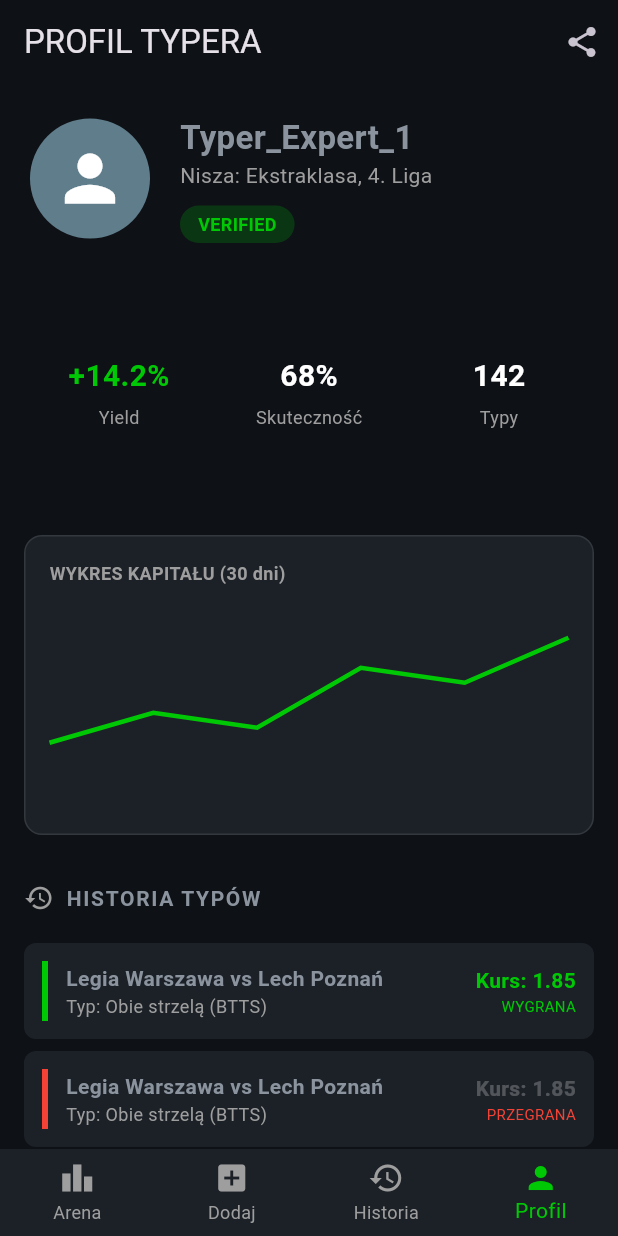
After one commit to arkadiuszdziecielewski-cell/biznes, a Flutter app: the screen it shows after launch, item 4 of the bottom bar chosen, after a tap on the "share" icon, on a phone screen of 412 x 824 dp. The commit adds this screen. Run offline on Flutter 3.47's test engine with Material 3 defaults, Android fonts, the light colour scheme and no system bars.

Commit message:
Add Profile and AddTip screens, implement MainNavigation

```diff
--- a/lib/main.dart
+++ b/lib/main.dart
@@ -1,6 +1,6 @@
 import 'package:flutter/material.dart';
 import 'package:proofit/theme/app_theme.dart';
-import 'package:proofit/screens/arena_screen.dart';
+import 'package:proofit/screens/main_nav_screen.dart';
 
 void main() {
   runApp(ProofitApp());
@@ -13,7 +13,7 @@ class ProofitApp extends StatelessWidget {
       title: 'PROOFIT',
       debugShowCheckedModeBanner: false,
       theme: ProofitTheme.darkTheme,
-      home: ArenaScreen(),
+      home: MainNavigationScreen(),
     );
   }
 }
--- /dev/null
+++ b/lib/screens/main_nav_screen.dart
@@ -0,0 +1,41 @@
+import 'package:flutter/material.dart';
+import 'package:proofit/screens/arena_screen.dart';
+import 'package:proofit/screens/profile_screen.dart';
+import 'package:proofit/screens/add_tip_screen.dart';
+
+class MainNavigationScreen extends StatefulWidget {
+  @override
+  _MainNavigationScreenState createState() => _MainNavigationScreenState();
+}
+
+class _MainNavigationScreenState extends State<MainNavigationScreen> {
+  int _selectedIndex = 0;
+
+  final List<Widget> _screens = [
+    ArenaScreen(),
+    AddTipScreen(), // Placeholder for now
+    const Center(child: Text("MOJE TYPY (W budowie)")),
+    ProfileScreen(),
+  ];
+
+  @override
+  Widget build(BuildContext context) {
+    return Scaffold(
+      body: _screens[_selectedIndex],
+      bottomNavigationBar: BottomNavigationBar(
+        currentIndex: _selectedIndex,
+        onTap: (index) => setState(() => _selectedIndex = index),
+        type: BottomNavigationBarType.fixed,
+        backgroundColor: const Color(0xFF1C2128),
+        selectedItemColor: const Color(0xFF00C805),
+        unselectedItemColor: Colors.grey,
+        items: const [
+          BottomNavigationBarItem(icon: Icon(Icons.leaderboard), label: 'Arena'),
+          BottomNavigationBarItem(icon: Icon(Icons.add_box), label: 'Dodaj'),
+          BottomNavigationBarItem(icon: Icon(Icons.history), label: 'Historia'),
+          BottomNavigationBarItem(icon: Icon(Icons.person), label: 'Profil'),
+        ],
+      ),
+    );
+  }
+}
--- /dev/null
+++ b/lib/screens/profile_screen.dart
@@ -0,0 +1,195 @@
+import 'package:flutter/material.dart';
+
+class ProfileScreen extends StatelessWidget {
+  @override
+  Widget build(BuildContext context) {
+    return Scaffold(
+      appBar: AppBar(
+        title: const Text("PROFIL TYPERA"),
+        actions: [
+          IconButton(icon: const Icon(Icons.share), onPressed: () {}),
+        ],
+      ),
+      body: SingleChildScrollView(
+        child: Column(
+          children: [
+            _buildHeader(),
+            _buildStatsGrid(),
+            _buildEquityChart(),
+            _buildHistoryHeader(),
+            _buildHistoryList(),
+          ],
+        ),
+      ),
+    );
+  }
+
+  Widget _buildHeader() {
+    return Container(
+      padding: const EdgeInsets.all(20),
+      child: Row(
+        children: [
+          const CircleAvatar(
+            radius: 40,
+            backgroundColor: Colors.blueGrey,
+            child: Icon(Icons.person, size: 50, color: Colors.white),
+          ),
+          const SizedBox(width: 20),
+          Column(
+            crossAxisAlignment: CrossAxisAlignment.start,
+            children: [
+              const Text("Typer_Expert_1", style: TextStyle(fontSize: 22, fontWeight: FontWeight.bold)),
+              const Text("Nisza: Ekstraklasa, 4. Liga", style: TextStyle(color: Colors.grey)),
+              const SizedBox(height: 10),
+              Container(
+                padding: const EdgeInsets.symmetric(horizontal: 12, vertical: 4),
+                decoration: BoxDecoration(
+                  color: const Color(0xFF00C805).withOpacity(0.2),
+                  borderRadius: BorderRadius.circular(20),
+                ),
+                child: const Text("VERIFIED", style: TextStyle(color: Color(0xFF00C805), fontWeight: FontWeight.bold, fontSize: 12)),
+              ),
+            ],
+          ),
+        ],
+      ),
+    );
+  }
+
+  Widget _buildStatsGrid() {
+    return GridView.count(
+      shrinkWrap: true,
+      physics: const NeverScrollableScrollPhysics(),
+      crossAxisCount: 3,
+      padding: const EdgeInsets.all(16),
+      children: [
+        _statBox("Yield", "+14.2%", const Color(0xFF00C805)),
+        _statBox("Skuteczność", "68%", Colors.white),
+        _statBox("Typy", "142", Colors.white),
+      ],
+    );
+  }
+
+  Widget _statBox(String label, String value, Color valueColor) {
+    return Column(
+      mainAxisAlignment: MainAxisAlignment.center,
+      children: [
+        Text(value, style: TextStyle(fontSize: 20, fontWeight: FontWeight.bold, color: valueColor)),
+        const SizedBox(height: 4),
+        Text(label, style: const TextStyle(fontSize: 12, color: Colors.grey)),
+      ],
+    );
+  }
+
+  Widget _buildEquityChart() {
+    return Container(
+      height: 200,
+      margin: const EdgeInsets.all(16),
+      padding: const EdgeInsets.all(16),
+      decoration: BoxDecoration(
+        color: const Color(0xFF1C2128),
+        borderRadius: BorderRadius.circular(12),
+        border: Border.all(color: Colors.white10),
+      ),
+      child: Column(
+        crossAxisAlignment: CrossAxisAlignment.start,
+        children: [
+          const Text("WYKRES KAPITAŁU (30 dni)", style: TextStyle(color: Colors.grey, fontSize: 12, fontWeight: FontWeight.bold)),
+          const Spacer(),
+          // Placeholder for actual chart
+          Center(
+            child: Container(
+              height: 100,
+              width: double.infinity,
+              child: CustomPaint(painter: ChartPainter()),
+            ),
+          ),
+          const Spacer(),
+        ],
+      ),
+    );
+  }
+
+  Widget _buildHistoryHeader() {
+    return const Padding(
+      padding: EdgeInsets.all(16),
+      child: Row(
+        children: [
+          Icon(Icons.history, color: Colors.grey, size: 20),
+          SizedBox(width: 8),
+          Text("HISTORIA TYPÓW", style: TextStyle(fontWeight: FontWeight.bold, letterSpacing: 1.1)),
+        ],
+      ),
+    );
+  }
+
+  Widget _buildHistoryList() {
+    return ListView.builder(
+      shrinkWrap: true,
+      physics: const NeverScrollableScrollPhysics(),
+      itemCount: 5,
+      itemBuilder: (context, index) => _historyItem(index),
+    );
+  }
+
+  Widget _historyItem(int index) {
+    bool isWin = index % 2 == 0;
+    return Container(
+      margin: const EdgeInsets.symmetric(horizontal: 16, vertical: 4),
+      padding: const EdgeInsets.all(12),
+      decoration: BoxDecoration(
+        color: const Color(0xFF1C2128),
+        borderRadius: BorderRadius.circular(8),
+      ),
+      child: Row(
+        children: [
+          Container(
+            width: 4,
+            height: 40,
+            color: isWin ? const Color(0xFF00C805) : Colors.red,
+          ),
+          const SizedBox(width: 12),
+          Expanded(
+            child: Column(
+              crossAxisAlignment: CrossAxisAlignment.start,
+              children: [
+                const Text("Legia Warszawa vs Lech Poznań", style: TextStyle(fontWeight: FontWeight.bold)),
+                const Text("Typ: Obie strzelą (BTTS)", style: TextStyle(color: Colors.grey, fontSize: 12)),
+              ],
+            ),
+          ),
+          Column(
+            crossAxisAlignment: CrossAxisAlignment.end,
+            children: [
+              Text("Kurs: 1.85", style: TextStyle(fontWeight: FontWeight.bold, color: isWin ? const Color(0xFF00C805) : Colors.white24)),
+              Text(isWin ? "WYGRANA" : "PRZEGRANA", style: TextStyle(fontSize: 10, color: isWin ? const Color(0xFF00C805) : Colors.red)),
+            ],
+          ),
+        ],
+      ),
+    );
+  }
+}
+
+class ChartPainter extends CustomPainter {
+  @override
+  void paint(Canvas canvas, Size size) {
+    final paint = Paint()
+      ..color = const Color(0xFF00C805)
+      ..strokeWidth = 3
+      ..style = PaintingStyle.stroke;
+
+    final path = Path();
+    path.moveTo(0, size.height * 0.8);
+    path.lineTo(size.width * 0.2, size.height * 0.6);
+    path.lineTo(size.width * 0.4, size.height * 0.7);
+    path.lineTo(size.width * 0.6, size.height * 0.3);
+    path.lineTo(size.width * 0.8, size.height * 0.4);
+    path.lineTo(size.width, size.height * 0.1);
+
+    canvas.drawPath(path, paint);
+  }
+
+  @override
+  bool shouldRepaint(CustomPainter oldDelegate) => false;
+}
```
Also changed, not shown: lib/screens/add_tip_screen.dart (added, +139 -0 lines).
